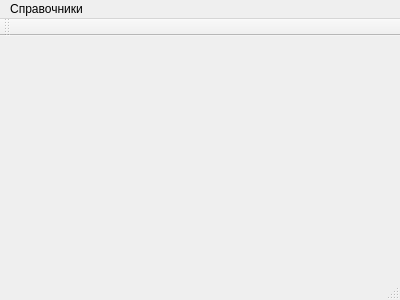
First picture: the form in TournamentManager/mainwindow.ui, repository BarsukAlexey/xelarogi, before the edit.
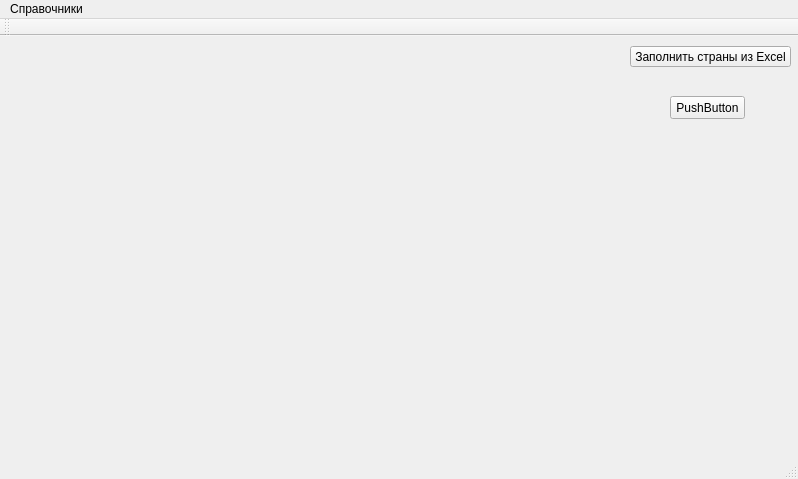
Second picture: the form after the edit.

Commit message: Autogen Tournament (paint mode, excel file) initial commit. Modified in handlebook mode. Can read excel in test function

```diff
--- a/TournamentManager/mainwindow.ui
+++ b/TournamentManager/mainwindow.ui
@@ -6,20 +6,47 @@
    <rect>
     <x>0</x>
     <y>0</y>
-    <width>400</width>
-    <height>300</height>
+    <width>798</width>
+    <height>479</height>
    </rect>
   </property>
   <property name="windowTitle">
    <string>MainWindow</string>
   </property>
-  <widget class="QWidget" name="centralWidget"/>
+  <widget class="QWidget" name="centralWidget">
+   <widget class="QPushButton" name="btnExcel">
+    <property name="geometry">
+     <rect>
+      <x>630</x>
+      <y>10</y>
+      <width>161</width>
+      <height>21</height>
+     </rect>
+    </property>
+    <property name="text">
+     <string>Заполнить страны из Excel</string>
+    </property>
+   </widget>
+   <widget class="QPushButton" name="pushButton">
+    <property name="geometry">
+     <rect>
+      <x>670</x>
+      <y>60</y>
+      <width>75</width>
+      <height>23</height>
+     </rect>
+    </property>
+    <property name="text">
+     <string>PushButton</string>
+    </property>
+   </widget>
+  </widget>
   <widget class="QMenuBar" name="menuBar">
    <property name="geometry">
     <rect>
      <x>0</x>
      <y>0</y>
-     <width>400</width>
+     <width>798</width>
      <height>21</height>
     </rect>
    </property>
```
The commit also changes 18 other files.
